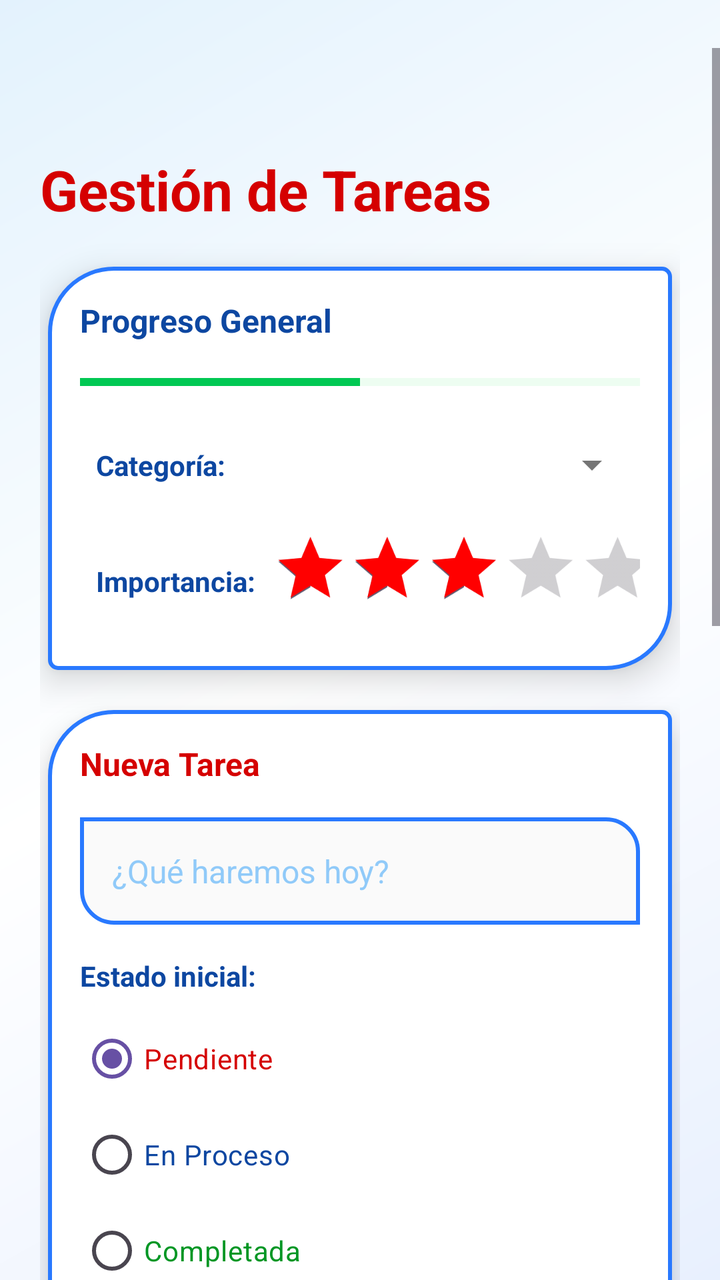
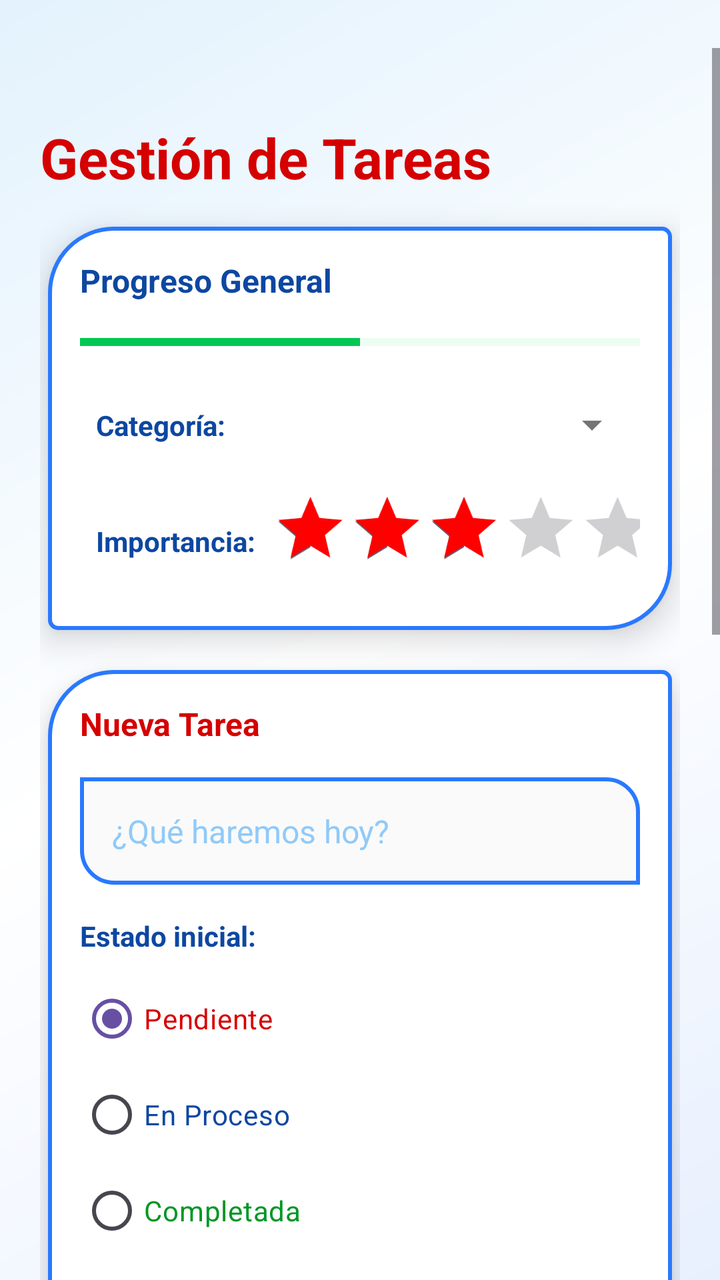

The first picture is an Android layout as it rendered before a commit; the second is the same layout after the commit. The layout source and the unified diff follow.
<!-- AndroidManifest.xml: application theme Theme.MyApplication -->
<!-- res/layout/activity_tareas.xml -->
<?xml version="1.0" encoding="utf-8"?>
<ScrollView xmlns:android="http://schemas.android.com/apk/res/android"
    xmlns:app="http://schemas.android.com/apk/res-auto"
    android:layout_width="match_parent"
    android:layout_height="match_parent"
    android:background="@drawable/bg_frutiger_main"
    android:clipToPadding="false"
    android:paddingTop="24dp"
    android:paddingBottom="24dp">

    <LinearLayout
        android:layout_width="match_parent"
        android:layout_height="wrap_content"
        android:orientation="vertical"
        android:padding="20dp">

        <TextView
            android:layout_width="wrap_content"
            android:layout_height="wrap_content"
            android:layout_marginBottom="20dp"
            android:layout_marginTop="32dp"
            android:text="Gestión de Tareas"
            android:textColor="#D50000"
            android:textSize="28sp"
            android:textStyle="bold" />

        <LinearLayout
            android:layout_width="match_parent"
            android:layout_height="wrap_content"
            android:orientation="vertical"
            android:layout_marginBottom="20dp"
            android:layout_marginStart="4dp"
            android:layout_marginEnd="4dp"
            android:elevation="10dp"
            android:background="@drawable/bg_card_custom"
            android:padding="16dp">

            <TextView
                android:layout_width="wrap_content"
                android:layout_height="wrap_content"
                android:text="Progreso General"
                android:textColor="#0D47A1"
                android:textSize="16sp"
                android:textStyle="bold"
                android:layout_marginBottom="12dp"/>

            <ProgressBar
                android:id="@+id/progressBar"
                style="?android:attr/progressBarStyleHorizontal"
                android:layout_width="match_parent"
                android:layout_height="16dp"
                android:layout_marginBottom="16dp"
                android:progress="50"
                android:progressTint="#00C853"
                android:progressBackgroundTint="#B9F6CA" />

            <TableLayout
                android:layout_width="match_parent"
                android:layout_height="wrap_content">

                <TableRow android:gravity="center_vertical">
                    <TextView
                        android:padding="8dp"
                        android:text="Categoría:"
                        android:textColor="#0D47A1"
                        android:textSize="14sp"
                        android:textStyle="bold" />

                    <Spinner
                        android:id="@+id/spinnerCategoria"
                        android:layout_width="0dp"
                        android:layout_height="wrap_content"
                        android:layout_weight="1"
                        android:theme="@style/ThemeOverlay.AppCompat.Light" />
                </TableRow>

                <TableRow android:layout_marginTop="12dp" android:gravity="center_vertical">
                    <TextView
                        android:padding="8dp"
                        android:text="Importancia:"
                        android:textColor="#0D47A1"
                        android:textSize="14sp"
                        android:textStyle="bold" />

                    <LinearLayout
                        android:layout_width="wrap_content"
                        android:layout_height="wrap_content"
                        android:gravity="start|center_vertical">
                        <RatingBar
                            android:id="@+id/ratingBar"
                            android:layout_width="wrap_content"
                            android:layout_height="wrap_content"
                            android:numStars="5"
                            android:rating="3"
                            android:stepSize="1"
                            android:scaleX="0.8"
                            android:scaleY="0.8"
                            android:transformPivotX="0dp"
                            android:transformPivotY="16dp"
                            android:progressTint="#FF0000" />
                    </LinearLayout>
                </TableRow>
            </TableLayout>

        </LinearLayout>

        <LinearLayout
            android:layout_width="match_parent"
            android:layout_height="wrap_content"
            android:orientation="vertical"
            android:layout_marginBottom="20dp"
            android:layout_marginStart="4dp"
            android:layout_marginEnd="4dp"
            android:elevation="10dp"
            android:background="@drawable/bg_card_custom"
            android:padding="16dp">

            <TextView
                android:layout_width="wrap_content"
                android:layout_height="wrap_content"
                android:text="Nueva Tarea"
                android:textColor="#D50000"
                android:textSize="16sp"
                android:textStyle="bold"
                android:layout_marginBottom="16dp"/>

            <EditText
                android:id="@+id/etNuevaTarea"
                android:layout_width="match_parent"
                android:layout_height="wrap_content"
                android:hint="¿Qué haremos hoy?"
                android:textColorHint="#90CAF9"
                android:textColor="#D50000"
                android:textSize="16sp"
                android:padding="16dp"
                android:background="@drawable/bg_edit_text"
                android:layout_marginBottom="16dp"/>

            <TextView
                android:layout_width="wrap_content"
                android:layout_height="wrap_content"
                android:text="Estado inicial:"
                android:textColor="#0D47A1"
                android:textSize="14sp"
                android:textStyle="bold"
                android:layout_marginBottom="8dp"/>

            <RadioGroup
                android:id="@+id/radioGroupEstado"
                android:layout_width="match_parent"
                android:layout_height="wrap_content"
                android:layout_marginBottom="12dp"
                android:orientation="vertical">

                <RadioButton
                    android:id="@+id/rbPendiente"
                    android:layout_width="wrap_content"
                    android:layout_height="wrap_content"
                    android:checked="true"
                    android:textColor="#D50000"
                    android:buttonTint="#D50000"
                    android:text="Pendiente" />

                <RadioButton
                    android:id="@+id/rbEnProceso"
                    android:layout_width="wrap_content"
                    android:layout_height="wrap_content"
                    android:textColor="#0D47A1"
                    android:buttonTint="#2979FF"
                    android:text="En Proceso" />

                <RadioButton
                    android:id="@+id/rbCompletada"
                    android:layout_width="wrap_content"
                    android:layout_height="wrap_content"
                    android:textColor="#009624"
                    android:buttonTint="#00C853"
                    android:text="Completada" />
            </RadioGroup>

            <CheckBox
                android:id="@+id/cbUrgente"
                android:layout_width="wrap_content"
                android:layout_height="wrap_content"
                android:layout_marginBottom="16dp"
                android:textColor="#FF0000"
                android:buttonTint="#FF0000"
                android:textStyle="bold"
                android:text="¡Súper Urgente!" />

            <Button
                android:id="@+id/btnAgregarDescripcion"
                android:layout_width="match_parent"
                android:layout_height="50dp"
                android:text="Agregar Notas Extras"
                android:layout_marginBottom="12dp"
                android:textColor="#2979FF"
                android:textStyle="bold"
                android:background="@drawable/bg_button_secondary"/>

            <Button
                android:id="@+id/btnGuardarTarea"
                android:layout_width="match_parent"
                android:layout_height="60dp"
                android:text="Agregar Tarea"
                android:textColor="#FFFFFF"
                android:textSize="18sp"
                android:textStyle="bold"
                android:background="@drawable/bg_button_primary"/>

        </LinearLayout>

        <LinearLayout
            android:layout_width="match_parent"
            android:layout_height="400dp"
            android:orientation="vertical"
            android:layout_marginBottom="8dp"
            android:layout_marginStart="4dp"
            android:layout_marginEnd="4dp"
            android:elevation="10dp"
            android:background="@drawable/bg_card_custom"
            android:padding="16dp">

            <TextView
                android:layout_width="wrap_content"
                android:layout_height="wrap_content"
                android:layout_marginBottom="12dp"
                android:text="Mis Tareas Geniales"
                android:textColor="#D50000"
                android:textSize="18sp"
                android:textStyle="bold" />

            <androidx.recyclerview.widget.RecyclerView
                android:id="@+id/recyclerViewTareas"
                android:layout_width="match_parent"
                android:layout_height="match_parent"
                android:clipToPadding="false"
                android:paddingBottom="8dp"/>
        </LinearLayout>

    </LinearLayout>

</ScrollView>
<!-- resources referenced by this layout -->
<resources>
  <!-- drawable bg_button_primary (drawable) -->
  <?xml version="1.0" encoding="utf-8"?>
  <ripple xmlns:android="http://schemas.android.com/apk/res/android"
      android:color="#80FFFFFF">
      <item>
          <shape android:shape="rectangle">
              
              <gradient
                  android:startColor="#FF0000"
                  android:centerColor="#E50000"
                  android:endColor="#B71C1C"
                  android:angle="45"/>
              <corners
                  android:topLeftRadius="32dp"
                  android:bottomRightRadius="32dp"
                  android:topRightRadius="4dp"
                  android:bottomLeftRadius="4dp"/>
              
              <stroke android:width="2dp" android:color="#2979FF"/>
          </shape>
      </item>
  </ripple>
  <!-- drawable bg_button_secondary (drawable) -->
  <?xml version="1.0" encoding="utf-8"?>
  <ripple xmlns:android="http://schemas.android.com/apk/res/android"
      android:color="#332979FF">
      <item>
          <shape android:shape="rectangle">
              
              <solid android:color="#1A2979FF"/>
              <stroke android:width="2dp" android:color="#2979FF"/>
              <corners
                  android:topLeftRadius="4dp"
                  android:bottomRightRadius="4dp"
                  android:topRightRadius="32dp"
                  android:bottomLeftRadius="32dp"/>
          </shape>
      </item>
  </ripple>
  <!-- drawable bg_card_custom (drawable) -->
  <?xml version="1.0" encoding="utf-8"?>
  <shape xmlns:android="http://schemas.android.com/apk/res/android" android:shape="rectangle">
      <solid android:color="#FFFFFF"/>
      
      <stroke android:width="2dp" android:color="#2979FF"/>
      <corners
          android:topLeftRadius="32dp"
          android:bottomRightRadius="32dp"
          android:topRightRadius="4dp"
          android:bottomLeftRadius="4dp"/>
  </shape>
  <!-- drawable bg_edit_text (drawable) -->
  <?xml version="1.0" encoding="utf-8"?>
  <shape xmlns:android="http://schemas.android.com/apk/res/android"
      android:shape="rectangle">
      <solid android:color="#FAFAFA"/>
      <stroke android:width="2dp" android:color="#2979FF"/>
      <corners
          android:topLeftRadius="0dp"
          android:bottomRightRadius="0dp"
          android:topRightRadius="16dp"
          android:bottomLeftRadius="16dp"/>
  </shape>
  <!-- drawable bg_frutiger_main (drawable) -->
  <?xml version="1.0" encoding="utf-8"?>
  <shape xmlns:android="http://schemas.android.com/apk/res/android">
      <gradient
          android:angle="135"
          android:startColor="#E8F0FE"
          android:centerColor="#FFFFFF"
          android:endColor="#E3F2FD"
          android:type="linear" />
  </shape>
  <style name="Theme.MyApplication" parent="Base.Theme.MyApplication" />
  <style name="Base.Theme.MyApplication" parent="Theme.Material3.Light.NoActionBar">
          <item name="android:forceDarkAllowed" tools:targetApi="q">false</item>
  
          
          
      </style>
</resources>

<!-- the commit's change to res/layout/activity_tareas.xml (unified diff, before → after) -->
@@ -8,32 +8,39 @@
     android:paddingTop="24dp"
     android:paddingBottom="24dp">
 
-    <LinearLayout
+    <androidx.constraintlayout.widget.ConstraintLayout
         android:layout_width="match_parent"
         android:layout_height="wrap_content"
-        android:orientation="vertical"
         android:padding="20dp">
 
         <TextView
-            android:layout_width="wrap_content"
+            android:id="@+id/tvMainTitulo"
+            android:layout_width="0dp"
             android:layout_height="wrap_content"
-            android:layout_marginBottom="20dp"
-            android:layout_marginTop="32dp"
+            android:layout_marginTop="16dp"
+            android:layout_marginBottom="16dp"
             android:text="Gestión de Tareas"
             android:textColor="#D50000"
             android:textSize="28sp"
-            android:textStyle="bold" />
+            android:textStyle="bold"
+            app:layout_constraintTop_toTopOf="parent"
+            app:layout_constraintStart_toStartOf="parent"
+            app:layout_constraintEnd_toEndOf="parent" />
 
         <LinearLayout
-            android:layout_width="match_parent"
+            android:id="@+id/boxProgreso"
+            android:layout_width="0dp"
             android:layout_height="wrap_content"
             android:orientation="vertical"
-            android:layout_marginBottom="20dp"
+            android:layout_marginTop="16dp"
             android:layout_marginStart="4dp"
             android:layout_marginEnd="4dp"
             android:elevation="10dp"
             android:background="@drawable/bg_card_custom"
-            android:padding="16dp">
+            android:padding="16dp"
+            app:layout_constraintTop_toBottomOf="@id/tvMainTitulo"
+            app:layout_constraintStart_toStartOf="parent"
+            app:layout_constraintEnd_toEndOf="parent">
 
             <TextView
                 android:layout_width="wrap_content"
@@ -105,15 +112,19 @@
         </LinearLayout>
 
         <LinearLayout
-            android:layout_width="match_parent"
+            android:id="@+id/boxNuevaTarea"
+            android:layout_width="0dp"
             android:layout_height="wrap_content"
             android:orientation="vertical"
-            android:layout_marginBottom="20dp"
+            android:layout_marginTop="20dp"
             android:layout_marginStart="4dp"
             android:layout_marginEnd="4dp"
             android:elevation="10dp"
             android:background="@drawable/bg_card_custom"
-            android:padding="16dp">
+            android:padding="16dp"
+            app:layout_constraintTop_toBottomOf="@id/boxProgreso"
+            app:layout_constraintStart_toStartOf="parent"
+            app:layout_constraintEnd_toEndOf="parent">
 
             <TextView
                 android:layout_width="wrap_content"
@@ -211,15 +222,21 @@
         </LinearLayout>
 
         <LinearLayout
-            android:layout_width="match_parent"
+            android:id="@+id/boxMisTareas"
+            android:layout_width="0dp"
             android:layout_height="400dp"
             android:orientation="vertical"
+            android:layout_marginTop="20dp"
             android:layout_marginBottom="8dp"
             android:layout_marginStart="4dp"
             android:layout_marginEnd="4dp"
             android:elevation="10dp"
             android:background="@drawable/bg_card_custom"
-            android:padding="16dp">
+            android:padding="16dp"
+            app:layout_constraintTop_toBottomOf="@id/boxNuevaTarea"
+            app:layout_constraintBottom_toBottomOf="parent"
+            app:layout_constraintStart_toStartOf="parent"
+            app:layout_constraintEnd_toEndOf="parent">
 
             <TextView
                 android:layout_width="wrap_content"
@@ -238,6 +255,6 @@
                 android:paddingBottom="8dp"/>
         </LinearLayout>
 
-    </LinearLayout>
+    </androidx.constraintlayout.widget.ConstraintLayout>
 
 </ScrollView>
